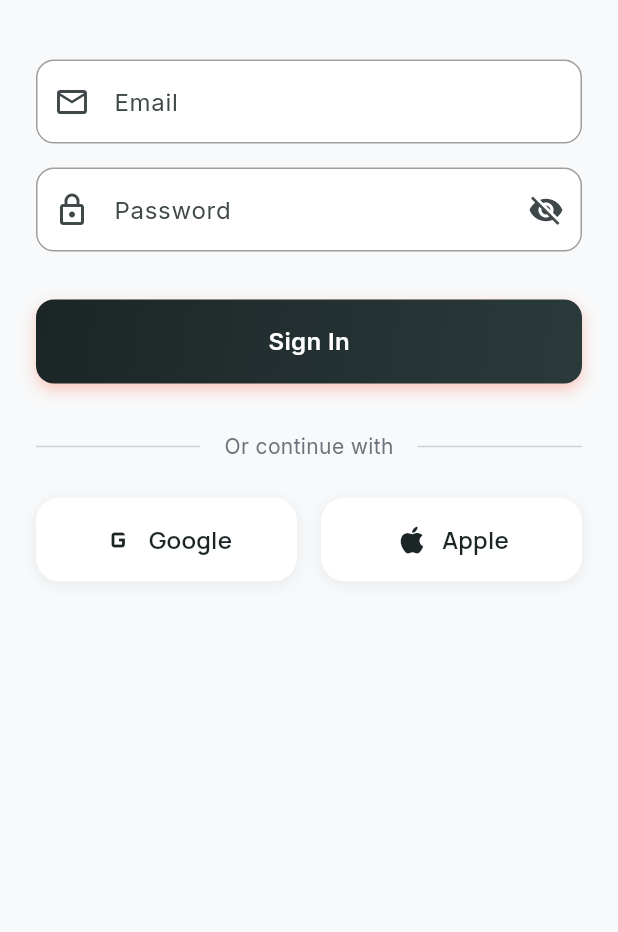
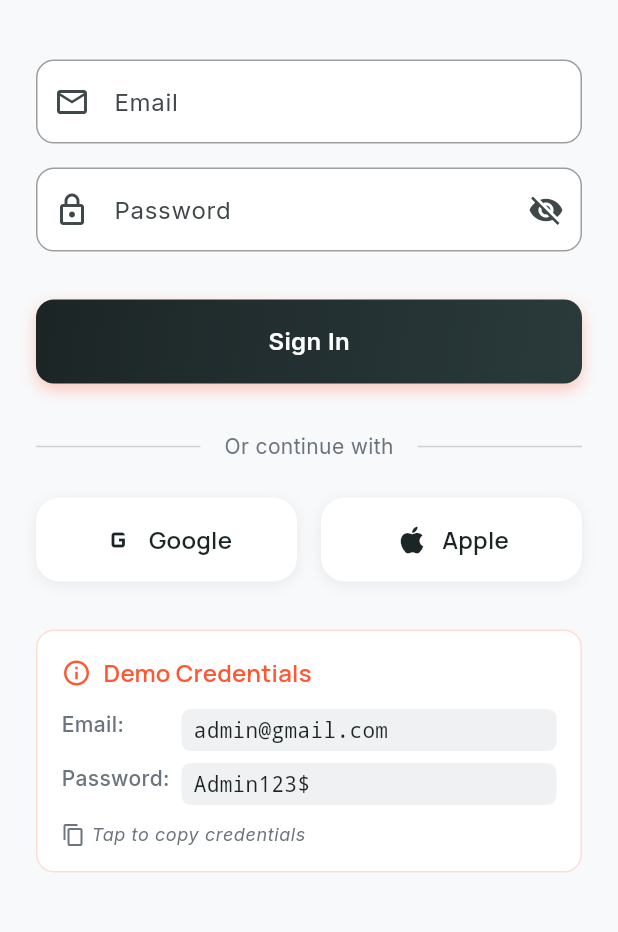
Before and after one commit to Apelatech/FitnessApp, a Flutter app: the LoginPage screen opened directly, on a phone screen of 412 x 824 dp, the part 254-1186 px from its top. Run offline on Flutter 3.47's test engine with Material 3 defaults, Android fonts, the phone set to English and light mode, and no system bars; our stand-ins replace animate_do, cloud_firestore, firebase_auth, firebase_core, fl_chart, flutter_dotenv and 2 more; accounts and stored records are empty; generated files the repository leaves out were written again.

Commit message:
feat: Add demo credentials section to login page with copy functionality

```diff
--- a/lib/features/auth/presentation/pages/login_page.dart
+++ b/lib/features/auth/presentation/pages/login_page.dart
@@ -74,6 +74,8 @@ class _LoginPageState extends State<LoginPage> {
               _buildLoginForm(context, theme),
               const SizedBox(height: 32),
               _buildSocialLogin(context),
+              const SizedBox(height: 32),
+              _buildDemoCredentials(context),
             ],
           ),
         ),
@@ -308,6 +310,120 @@ class _LoginPageState extends State<LoginPage> {
       ),
     );
   }
+
+  Widget _buildDemoCredentials(BuildContext context) {
+    return FadeInUp(
+      duration: const Duration(milliseconds: 1000),
+      child: Container(
+        padding: const EdgeInsets.all(16),
+        decoration: BoxDecoration(
+          color: AppColors.surface,
+          borderRadius: BorderRadius.circular(12),
+          border: Border.all(
+            color: AppColors.accent.withOpacity(0.2),
+            width: 1,
+          ),
+        ),
+        child: Column(
+          crossAxisAlignment: CrossAxisAlignment.start,
+          children: [
+            Row(
+              children: [
+                Icon(
+                  Icons.info_outline,
+                  color: AppColors.accent,
+                  size: 20,
+                ),
+                const SizedBox(width: 8),
+                Text(
+                  'Demo Credentials',
+                  style: Theme.of(context).textTheme.titleMedium?.copyWith(
+                    fontWeight: FontWeight.w600,
+                    color: AppColors.accent,
+                  ),
+                ),
+              ],
+            ),
+            const SizedBox(height: 12),
+            _buildCredentialRow(context, 'Email', 'admin@gmail.com'),
+            const SizedBox(height: 8),
+            _buildCredentialRow(context, 'Password', 'Admin123\$'),
+            const SizedBox(height: 12),
+            Row(
+              children: [
+                Icon(
+                  Icons.copy,
+                  color: AppColors.textSecondary,
+                  size: 16,
+                ),
+                const SizedBox(width: 4),
+                Text(
+                  'Tap to copy credentials',
+                  style: Theme.of(context).textTheme.bodySmall?.copyWith(
+                    color: AppColors.textSecondary,
+                    fontStyle: FontStyle.italic,
+                  ),
+                ),
+              ],
+            ),
+          ],
+        ),
+      ),
+    );
+  }
+
+  Widget _buildCredentialRow(BuildContext context, String label, String value) {
+    return Row(
+      crossAxisAlignment: CrossAxisAlignment.start,
+      children: [
+        SizedBox(
+          width: 80,
+          child: Text(
+            '$label:',
+            style: Theme.of(context).textTheme.bodyMedium?.copyWith(
+              fontWeight: FontWeight.w500,
+              color: AppColors.textSecondary,
+            ),
+          ),
+        ),
+        Expanded(
+          child: GestureDetector(
+            onTap: () {
+              // Copy to clipboard and fill the field
+              if (label == 'Email') {
+                _emailController.text = value;
+              } else if (label == 'Password') {
+                _passwordController.text = value;
+              }
+
+              // Show feedback
+              ScaffoldMessenger.of(context).showSnackBar(
+                SnackBar(
+                  content: Text('$label copied and filled!'),
+                  backgroundColor: AppColors.success,
+                  duration: const Duration(seconds: 1),
+                ),
+              );
+            },
+            child: Container(
+              padding: const EdgeInsets.symmetric(vertical: 4, horizontal: 8),
+              decoration: BoxDecoration(
+                color: AppColors.textSecondary.withOpacity(0.1),
+                borderRadius: BorderRadius.circular(6),
+              ),
+              child: Text(
+                value,
+                style: Theme.of(context).textTheme.bodyMedium?.copyWith(
+                  fontFamily: 'monospace',
+                  color: AppColors.textPrimary,
+                ),
+              ),
+            ),
+          ),
+        ),
+      ],
+    );
+  }
 }
 
 class _SocialLoginButton extends StatelessWidget {
```
